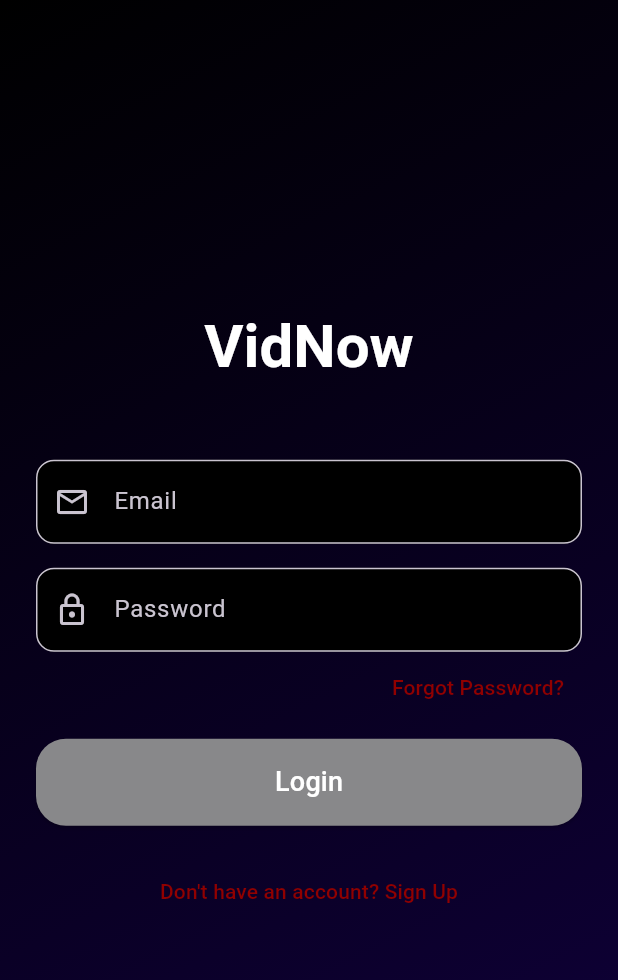
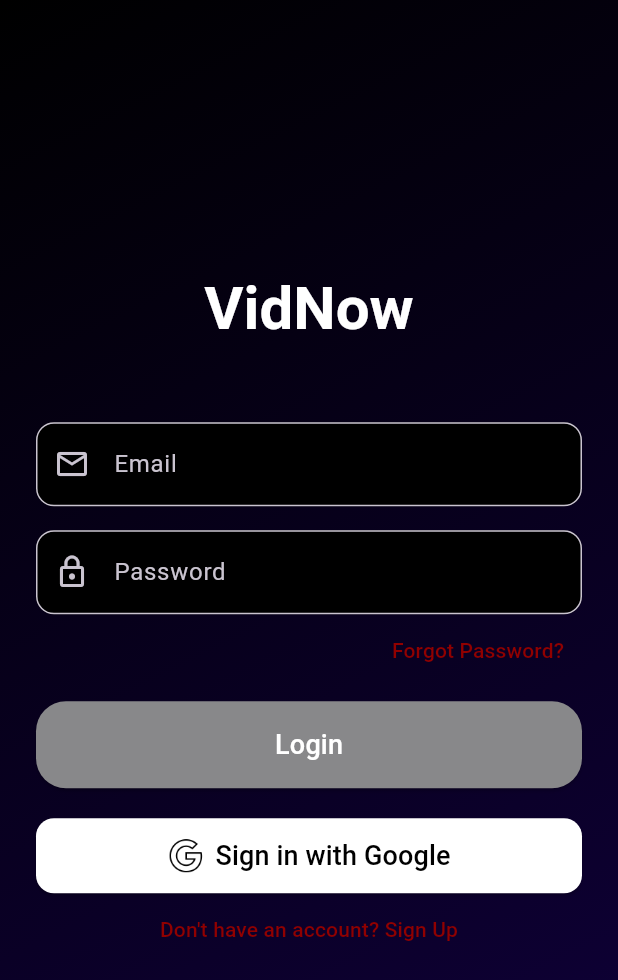
Before and after one commit to MoussaNasreddinne/vidnow, a Flutter app: the screen it shows after launch, on a phone screen of 412 x 824 dp. Shown: the top 980 px of the screen. Run offline on Flutter 3.47's test engine with Material 3 defaults, Android fonts, the phone set to English and light mode, and no system bars; our stand-ins replace chewie, cloud_firestore, firebase_analytics, firebase_auth, firebase_core, firebase_remote_config and 6 more; missing offline and left inert: onesignal_flutter; accounts and stored records are empty; network calls fail.

Commit message:
added google sign

```diff
--- a/lib/screens/login_screen.dart
+++ b/lib/screens/login_screen.dart
@@ -33,7 +33,9 @@ class LoginScreen extends StatelessWidget {
                   decoration: InputDecoration(
                     labelText: 'email'.tr,
                     prefixIcon: const Icon(Icons.email_outlined),
-                    border: OutlineInputBorder(borderRadius: BorderRadius.circular(12)),
+                    border: OutlineInputBorder(
+                      borderRadius: BorderRadius.circular(12),
+                    ),
                     filled: true,
                     fillColor: isDarkMode ? Colors.black : Colors.white,
                   ),
@@ -45,7 +47,9 @@ class LoginScreen extends StatelessWidget {
                   decoration: InputDecoration(
                     labelText: 'password'.tr,
                     prefixIcon: const Icon(Icons.lock_outline),
-                    border: OutlineInputBorder(borderRadius: BorderRadius.circular(12)),
+                    border: OutlineInputBorder(
+                      borderRadius: BorderRadius.circular(12),
+                    ),
                     filled: true,
                     fillColor: isDarkMode ? Colors.black : Colors.white,
                   ),
@@ -57,11 +61,15 @@ class LoginScreen extends StatelessWidget {
                     onPressed: () {
                       Get.to(() => const ForgotPasswordScreen());
                     },
-                    child: Text('forgotPassword'.tr, style: TextStyle(color: theme.primaryColor)),
+                    child: Text(
+                      'forgotPassword'.tr,
+                      style: TextStyle(color: theme.primaryColor),
+                    ),
                   ),
                 ),
                 const SizedBox(height: 10),
-                Obx(() => controller.isLoading.value
+                Obx(
+                  () => controller.isLoading.value
                       ? const CircularProgressIndicator()
                       : SizedBox(
                           width: double.infinity,
@@ -70,17 +78,49 @@ class LoginScreen extends StatelessWidget {
                             style: ElevatedButton.styleFrom(
                               padding: const EdgeInsets.symmetric(vertical: 16),
                             ),
-                          child: Text('login'.tr, style: const TextStyle(fontSize: 18)),
+                            child: Text(
+                              'login'.tr,
+                              style: const TextStyle(fontSize: 18),
                             ),
-                      )),
+                          ),
+                        ),
+                ),
                 const SizedBox(height: 20),
+                SizedBox(
+                  width: double.infinity,
+                  child: ElevatedButton.icon(
+                    icon: Image.asset(
+                      'assets/images/google_logo.png',
+                      height: 24,
+                      width: 24,
+                    ),
+                    label: const Text(
+                      'Sign in with Google',
+                      style: TextStyle(fontSize: 18, color: Colors.black),
+                    ),
+                    onPressed: controller.signInWithGoogle,
+                    style: ElevatedButton.styleFrom(
+                      backgroundColor: Colors.white,
+                      foregroundColor: Colors.black,
+                      padding: const EdgeInsets.symmetric(vertical: 12),
+                      shape: RoundedRectangleBorder(
+                        borderRadius: BorderRadius.circular(12),
+                      ),
+                    ),
+                  ),
+                ),
                 TextButton(
                   onPressed: () {
                     controller.emailController.clear();
                     controller.passwordController.clear();
                     Get.to(() => const SignUpScreen());
                   },
-                  child: Text("dontHaveAccount".tr, style: TextStyle(color: theme.primaryColor),textAlign: TextAlign.center),
+
+                  child: Text(
+                    "dontHaveAccount".tr,
+                    style: TextStyle(color: theme.primaryColor),
+                    textAlign: TextAlign.center,
+                  ),
                 ),
               ],
             ),
```
Also changed, not shown: lib/controllers/login_controller.dart (+13 -1 lines), lib/screens/profile.dart (+7 -46 lines), lib/services/auth_service.dart (+53 -1 lines), lib/widgets/profile_option.dart (added, +45 -0 lines), pubspec.yaml (+23 -13 lines), assets/images/google_logo.png (added), lib/services/favorite_service.dart (line endings or trailing spaces), pubspec.lock, 3 other files. Lines whose indentation alone changed are shown as unchanged.
